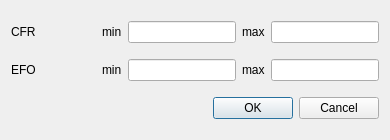
Before: the Qt Designer form pyminflux/ui/roi_ranges.ui in bsse-scf/pyMINFLUX, drawn with Qt 5.
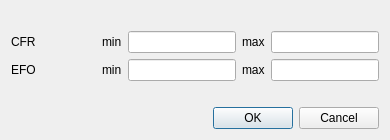
After: the same form once the commit is applied.

Commit message: The Analyzer's ROI range dialog now shows only the range for the target histogram.

```diff
--- a/pyminflux/ui/roi_ranges.ui
+++ b/pyminflux/ui/roi_ranges.ui
@@ -10,53 +10,44 @@
     <height>140</height>
    </rect>
   </property>
+  <property name="sizePolicy">
+   <sizepolicy hsizetype="Preferred" vsizetype="MinimumExpanding">
+    <horstretch>0</horstretch>
+    <verstretch>0</verstretch>
+   </sizepolicy>
+  </property>
+  <property name="maximumSize">
+   <size>
+    <width>16777215</width>
+    <height>16777215</height>
+   </size>
+  </property>
   <layout class="QGridLayout" name="gridLayout">
-   <item row="0" column="0">
-    <layout class="QHBoxLayout" name="horizontalLayout">
-     <item>
-      <widget class="QLabel" name="lbCFR">
-       <property name="text">
-        <string>CFR</string>
-       </property>
-      </widget>
-     </item>
-     <item>
-      <spacer name="horizontalSpacer">
-       <property name="orientation">
-        <enum>Qt::Horizontal</enum>
-       </property>
-       <property name="sizeHint" stdset="0">
-        <size>
-         <width>40</width>
-         <height>20</height>
-        </size>
-       </property>
-      </spacer>
-     </item>
-     <item>
-      <widget class="QLabel" name="lbMinCFR">
-       <property name="text">
-        <string>min</string>
-       </property>
-      </widget>
-     </item>
-     <item>
-      <widget class="QLineEdit" name="leCFRMin"/>
-     </item>
-     <item>
-      <widget class="QLabel" name="lbCFRMax">
-       <property name="text">
-        <string>max</string>
-       </property>
-      </widget>
-     </item>
-     <item>
-      <widget class="QLineEdit" name="leCFRMax"/>
-     </item>
-    </layout>
+   <item row="4" column="0">
+    <widget class="QDialogButtonBox" name="buttonBox">
+     <property name="orientation">
+      <enum>Qt::Horizontal</enum>
+     </property>
+     <property name="standardButtons">
+      <set>QDialogButtonBox::Cancel|QDialogButtonBox::Ok</set>
+     </property>
+    </widget>
    </item>
-   <item row="1" column="0">
-    <layout class="QHBoxLayout" name="horizontalLayout_2">
+   <item row="3" column="0">
+    <spacer name="verticalSpacer">
+     <property name="orientation">
+      <enum>Qt::Vertical</enum>
+     </property>
+     <property name="sizeHint" stdset="0">
+      <size>
+       <width>20</width>
+       <height>5</height>
+      </size>
+     </property>
+    </spacer>
+   </item>
+   <item row="2" column="0">
+    <layout class="QHBoxLayout" name="efo_layout">
      <item>
       <widget class="QLabel" name="lbEFO">
        <property name="text">
@@ -99,15 +90,62 @@
      </item>
     </layout>
    </item>
-   <item row="2" column="0">
-    <widget class="QDialogButtonBox" name="buttonBox">
+   <item row="1" column="0">
+    <layout class="QHBoxLayout" name="cfr_layout">
+     <item>
+      <widget class="QLabel" name="lbCFR">
+       <property name="text">
+        <string>CFR</string>
+       </property>
+      </widget>
+     </item>
+     <item>
+      <spacer name="cfr_spacer">
+       <property name="orientation">
+        <enum>Qt::Horizontal</enum>
+       </property>
+       <property name="sizeHint" stdset="0">
+        <size>
+         <width>40</width>
+         <height>0</height>
+        </size>
+       </property>
+      </spacer>
+     </item>
+     <item>
+      <widget class="QLabel" name="lbMinCFR">
+       <property name="text">
+        <string>min</string>
+       </property>
+      </widget>
+     </item>
+     <item>
+      <widget class="QLineEdit" name="leCFRMin"/>
+     </item>
+     <item>
+      <widget class="QLabel" name="lbCFRMax">
+       <property name="text">
+        <string>max</string>
+       </property>
+      </widget>
+     </item>
+     <item>
+      <widget class="QLineEdit" name="leCFRMax"/>
+     </item>
+    </layout>
+   </item>
+   <item row="0" column="0">
+    <spacer name="verticalSpacer_2">
      <property name="orientation">
-      <enum>Qt::Horizontal</enum>
+      <enum>Qt::Vertical</enum>
      </property>
-     <property name="standardButtons">
-      <set>QDialogButtonBox::Cancel|QDialogButtonBox::Ok</set>
+     <property name="sizeHint" stdset="0">
+      <size>
+       <width>20</width>
+       <height>5</height>
+      </size>
      </property>
-    </widget>
+    </spacer>
    </item>
   </layout>
  </widget>
```
Left out of the diff: 4 changed lines with no effect on the pictures. The commit also changes 3 other files.
